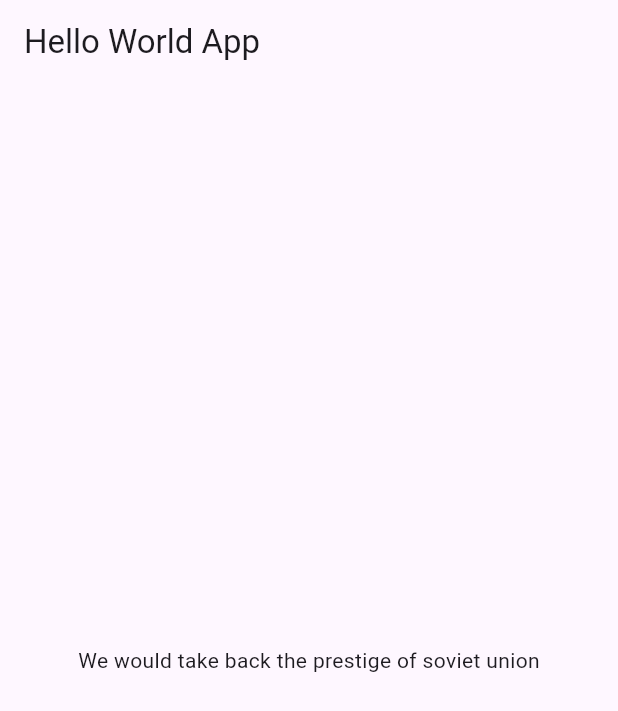
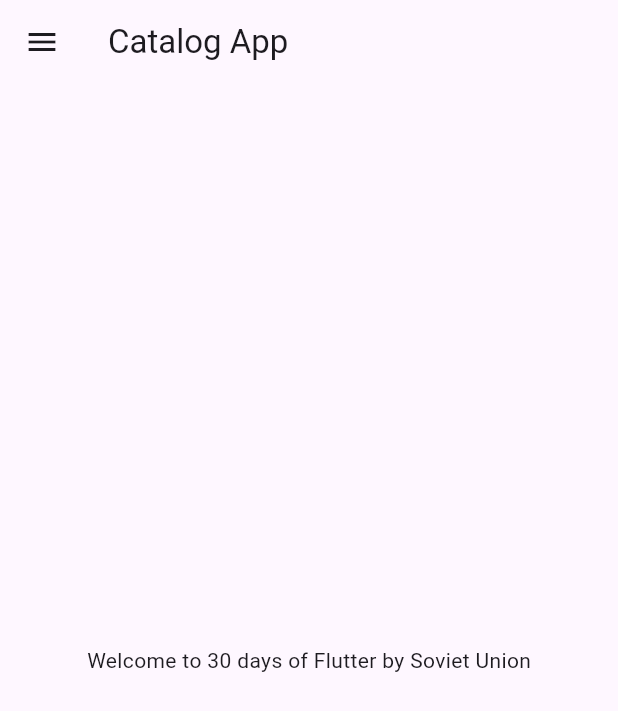
Before and after one commit to Abdullah-146/flutter_hellworld, a Flutter app: the screen it shows after launch, on a phone screen of 412 x 824 dp. Shown: the top 711 px of the screen. Run offline on Flutter 3.47's test engine with Material 3 defaults, Android fonts, the phone set to English and light mode, and no system bars.

Commit message:
progress .. day2

```diff
--- /dev/null
+++ b/lib/home_page.dart
@@ -0,0 +1,16 @@
+import 'package:flutter/material.dart';
+
+class HomePage extends StatelessWidget {
+  const HomePage({super.key});
+
+  @override
+  Widget build(BuildContext context) {
+    final int days = 30;
+    final String name = 'Soviet Union';
+    return Scaffold(
+      appBar: AppBar(title: Text('Catalog App')),
+      body: Center(child: Text('Welcome to $days days of Flutter by $name')),
+      drawer: const Drawer(),
+    );
+  }
+}
--- a/lib/main.dart
+++ b/lib/main.dart
@@ -1,7 +1,8 @@
 import 'package:flutter/material.dart';
+import 'package:flutter_hellworld/home_page.dart';
 
 void main() {
-  runApp(MyApp());
+  runApp(const MyApp());
 }
 
 class MyApp extends StatelessWidget {
@@ -9,15 +10,6 @@ class MyApp extends StatelessWidget {
 
   @override
   Widget build(BuildContext context) {
-    return MaterialApp(
-      home: Scaffold(
-        appBar: AppBar(
-          title: const Text('Hello World App'),
-        ),
-        body: const Center(
-          child: Text('We would take back the prestige of soviet union'),
-        ),
-      ),
-    );
+    return MaterialApp(home: HomePage());
   }
 }
```
